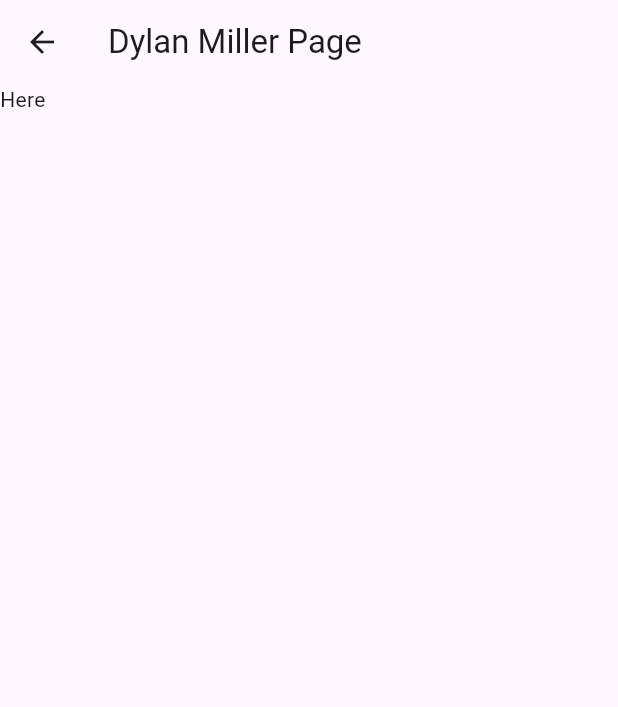
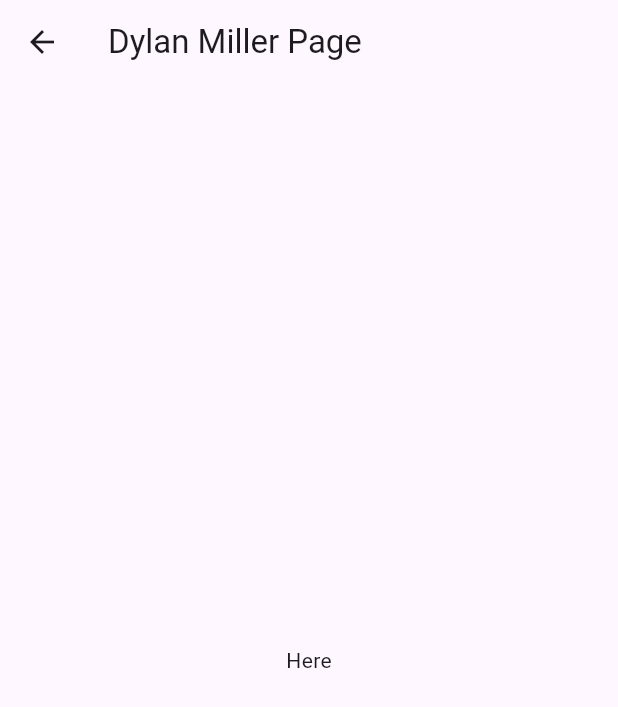
Before and after one commit to dmil148/app_4, a Flutter app: the DylanMillerPage screen opened directly, on a phone screen of 412 x 824 dp. Shown: the top 707 px of the screen. Run offline on Flutter 3.47's test engine with Material 3 defaults, Android fonts, the phone set to English and light mode, and no system bars.

Commit message:
Centering

```diff
--- a/lib/main.dart
+++ b/lib/main.dart
@@ -164,7 +164,14 @@ class DylanMillerPage extends StatelessWidget {
   Widget build(BuildContext context) {
     return Scaffold(
       appBar: AppBar(title: const Text("Dylan Miller Page")),
-          body: Column(children: [Text("Here")],)
+          body: Row(
+            mainAxisAlignment: MainAxisAlignment.center,
+            children: [
+              Column(
+                mainAxisAlignment: MainAxisAlignment.center,
+                children: [Text("Here")],),
+            ],
+          )
     );
   }
 }
```
